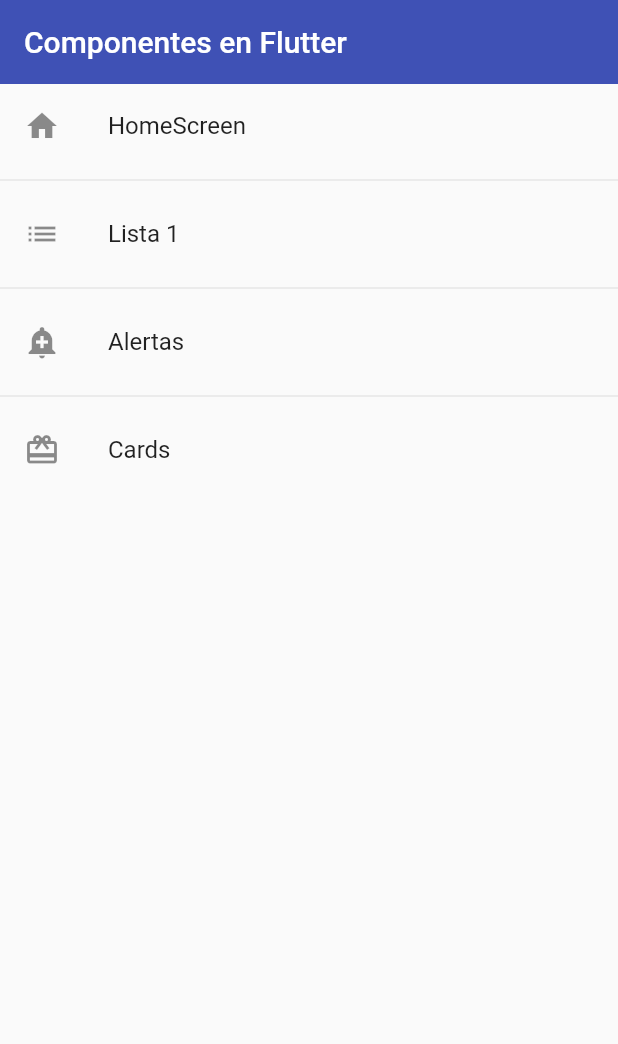
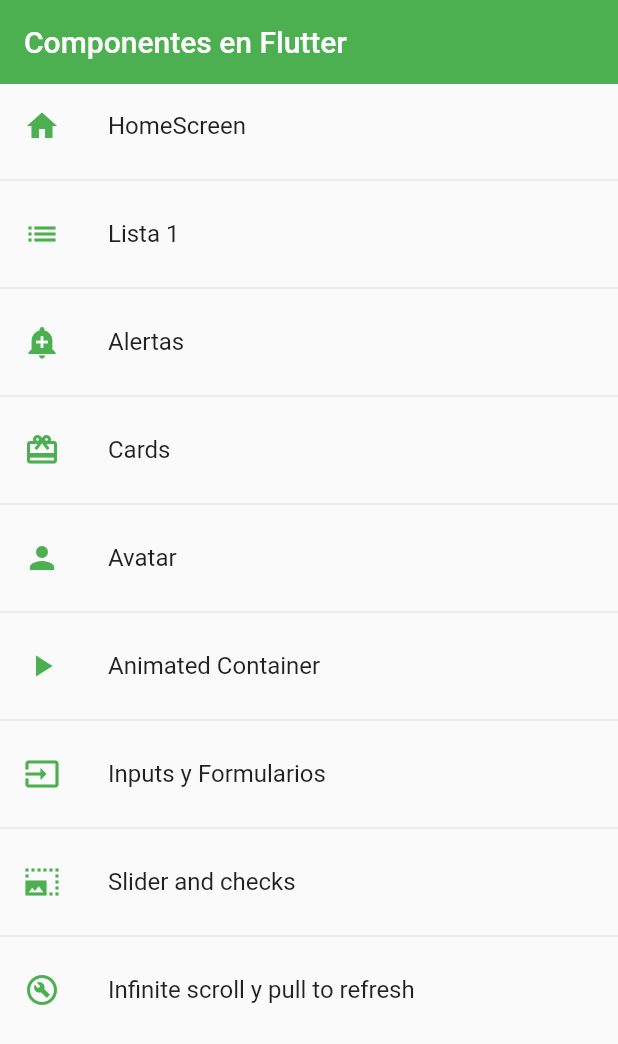
Before and after one commit to AndresChavezR/FlutterComponents, a Flutter app: the screen it shows after launch, on a phone screen of 412 x 824 dp. Shown: the top 1044 px of the screen. Run offline on Flutter 3.47's test engine with Material 2 defaults, Android fonts, the phone set to English and light mode, and no system bars.

Commit message:
Completado curso de Componentes

```diff
--- a/lib/main.dart
+++ b/lib/main.dart
@@ -1,7 +1,7 @@
 import 'package:fl_components/router/app_routes.dart';
+import 'package:fl_components/theme/app_theme.dart';
 import 'package:flutter/material.dart';
 
-import 'package:fl_components/screens/screens.dart';
 
 void main() => runApp(const MyApp());
 
@@ -16,7 +16,8 @@ class MyApp extends StatelessWidget {
       // home: Listview1Screen()
       initialRoute: AppRoutes.initialRoute,
       routes: AppRoutes.getAppRoutes(),
-      onGenerateRoute: (settings) => AppRoutes.onGenerateRoute(settings)
+      onGenerateRoute: (settings) => AppRoutes.onGenerateRoute(settings),
+      theme: AppTheme.theme,
     );
   }
 }
--- a/lib/router/app_routes.dart
+++ b/lib/router/app_routes.dart
@@ -1,6 +1,11 @@
+import 'package:fl_components/screens/inputs_screen.dart';
+import 'package:fl_components/screens/listview_builder_screen.dart';
+import 'package:fl_components/screens/screens.dart';
+import 'package:fl_components/screens/slider_screen.dart';
 import 'package:flutter/material.dart';
 
 import '../screens/alert_screen.dart';
+import '../screens/avatar_screen.dart';
 import '../screens/card_screen.dart';
 import '../screens/home_screen.dart';
 import '../screens/listview1_screen.dart';
@@ -29,12 +34,37 @@ class AppRoutes {
         icon: Icons.card_giftcard,
         name: 'Cards',
         screen: const CardScreen()),
+    MenuOptions(
+        route: 'avatar',
+        icon: Icons.person,
+        name: 'Avatar',
+        screen: const AvatarScreen()),
+    MenuOptions(
+        route: 'animated',
+        icon: Icons.play_arrow,
+        name: 'Animated Container',
+        screen: const AnimatedScreen()),
+    MenuOptions(
+        route: 'inputs',
+        icon: Icons.input,
+        name: 'Inputs y Formularios',
+        screen: const InputScreen()),
+    MenuOptions(
+        route: 'slider',
+        icon: Icons.photo_size_select_large_sharp,
+        name: 'Slider and checks',
+        screen: const SliderScreen()),
+    MenuOptions(
+        route: 'listviewbuilder',
+        icon: Icons.build_circle_outlined,
+        name: 'Infinite scroll y pull to refresh',
+        screen: const ListviewBuilderScreen()),
   ];
 
   static Map<String, Widget Function(BuildContext)> getAppRoutes() {
     Map<String, Widget Function(BuildContext)> appRoutes = {};
     for (final element in menuOptions) {
-      appRoutes.addAll({element.route: ( context ) => element.screen});
+      appRoutes.addAll({element.route: (context) => element.screen});
     }
 
     return appRoutes;
--- a/lib/screens/home_screen.dart
+++ b/lib/screens/home_screen.dart
@@ -1,5 +1,6 @@
 import 'package:fl_components/router/app_routes.dart';
 import 'package:fl_components/screens/listview1_screen.dart';
+import 'package:fl_components/theme/app_theme.dart';
 import 'package:flutter/material.dart';
 
 class HomeScreen extends StatelessWidget {
@@ -7,22 +8,23 @@ class HomeScreen extends StatelessWidget {
 
   @override
   Widget build(BuildContext context) {
+    final menuOptions = AppRoutes.menuOptions;
+
     return Scaffold(
       appBar: AppBar(
         title: const Text('Componentes en Flutter'),
-        elevation: 0,
-        backgroundColor: Colors.indigo,
       ),
       body: ListView.separated(
         itemBuilder: ((context, index) => ListTile(
-              title: Text(AppRoutes.menuOptions[index].name),
-              leading: Icon(AppRoutes.menuOptions[index].icon),
+              title: Text(menuOptions[index].name),
+              leading: Icon(menuOptions[index].icon, color: AppTheme.primaryColor,),
               onTap: () {
                 // final route = MaterialPageRoute(
                 //     builder: ((context) => const Listview1Screen()));
                 // Navigator.pushReplacement(context, route);
 
-                Navigator.pushNamed(context, AppRoutes.menuOptions[index].route);
+                Navigator.pushNamed(
+                    context, menuOptions[index].route);
               },
             )),
         itemCount: AppRoutes.menuOptions.length,
--- a/lib/screens/listview1_screen.dart
+++ b/lib/screens/listview1_screen.dart
@@ -17,8 +17,6 @@ class Listview1Screen extends StatelessWidget {
             title: const Text(
               'Listview Tipo 1',
             ),
-            elevation: 0,
-            backgroundColor: Colors.indigo,
             ),
         body: ListView.separated(
           itemBuilder: (context, index) => ListTile(
--- a/lib/screens/screens.dart
+++ b/lib/screens/screens.dart
@@ -1,6 +1,12 @@
+import 'package:fl_components/screens/avatar_screen.dart';
 import 'package:fl_components/screens/home_screen.dart';
 
 export 'package:fl_components/screens/alert_screen.dart';
+export 'package:fl_components/screens/animated_screen.dart';
+export 'package:fl_components/screens/avatar_screen.dart';
 export 'package:fl_components/screens/card_screen.dart';
 export 'package:fl_components/screens/home_screen.dart';
+export 'package:fl_components/screens/inputs_screen.dart';
 export 'package:fl_components/screens/listview1_screen.dart';
+export 'package:fl_components/screens/slider_screen.dart';
+export 'package:fl_components/screens/listview1_screen.dart';
--- /dev/null
+++ b/lib/theme/app_theme.dart
@@ -0,0 +1,48 @@
+import 'package:flutter/material.dart';
+
+class AppTheme {
+  static const Color primaryColor = Colors.green;
+  static const Color darkPrimaryColor = Colors.amber;
+  static final ThemeData theme = ThemeData.light().copyWith(
+    primaryColor: primaryColor,
+    appBarTheme: const AppBarTheme(color: primaryColor, elevation: 0),
+    textButtonTheme:
+        TextButtonThemeData(style: TextButton.styleFrom(primary: primaryColor)),
+    floatingActionButtonTheme: const FloatingActionButtonThemeData(
+      elevation: 3,
+      backgroundColor: primaryColor
+    ),
+    inputDecorationTheme: const InputDecorationTheme(
+      floatingLabelStyle: TextStyle(color: primaryColor),
+      enabledBorder: OutlineInputBorder(
+        borderSide: BorderSide(
+          color: primaryColor,
+        ),
+        borderRadius: BorderRadius.only(bottomLeft: Radius.circular(20))
+      ),
+      focusedBorder: OutlineInputBorder(
+        borderSide: BorderSide(
+          color: primaryColor,
+        ),
+        borderRadius: BorderRadius.only(bottomLeft: Radius.circular(20))
+      ),
+      border: OutlineInputBorder(
+        borderRadius: BorderRadius.only(bottomLeft: Radius.circular(20))
+      )
+    ),
+    elevatedButtonTheme: ElevatedButtonThemeData(
+      style: ElevatedButton.styleFrom(
+        primary: primaryColor,
+        shape: const StadiumBorder(),
+        elevation: 0
+      ),
+
+    )
+
+  );
+  static final ThemeData darkTheme = ThemeData.dark().copyWith(
+      primaryColor: primaryColor,
+      buttonTheme: const ButtonThemeData(),
+      appBarTheme: const AppBarTheme(color: darkPrimaryColor, elevation: 0),
+      scaffoldBackgroundColor: Color.fromARGB(31, 168, 160, 160));
+}
--- /dev/null
+++ b/lib/widgets/widgets.dart
@@ -0,0 +1,5 @@
+import 'package:fl_components/widgets/custom_card_type1.dart';
+
+export 'package:fl_components/widgets/custom_card_type1.dart';
+export 'package:fl_components/widgets/custom_card_type2.dart';
+export 'package:fl_components/widgets/custom_input.dart';
--- a/pubspec.yaml
+++ b/pubspec.yaml
@@ -58,8 +58,8 @@ flutter:
   uses-material-design: true
 
   # To add assets to your application, add an assets section, like this:
-  # assets:
-  #   - images/a_dot_burr.jpeg
+  assets:
+    - assets/
   #   - images/a_dot_ham.jpeg
 
   # An image asset can refer to one or more resolution-specific "variants", see
```
Also changed, not shown: lib/screens/alert_screen.dart (+70 -3 lines), lib/screens/animated_screen.dart (added, +51 -0 lines), lib/screens/avatar_screen.dart (added, +29 -0 lines), lib/screens/card_screen.dart (+21 -9 lines), lib/screens/inputs_screen.dart (added, +103 -0 lines), lib/screens/listview_builder_screen.dart (added, +116 -0 lines), lib/screens/slider_screen.dart (added, +80 -0 lines), lib/widgets/custom_card_type1.dart (added, +38 -0 lines), lib/widgets/custom_card_type2.dart (added, +36 -0 lines), lib/widgets/custom_input.dart (added, +58 -0 lines), assets/jar-loading.gif (added).
